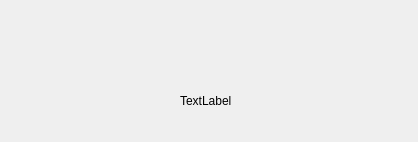
This is src/commandpullwidget.ui in HamedMasafi/GitKlient as Qt 5 draws it before an edit. The edited form follows.
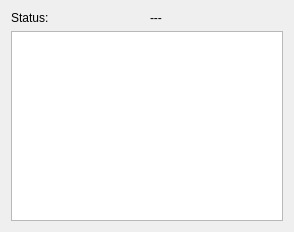
This is the edited form.

```diff
--- a/src/commandpullwidget.ui
+++ b/src/commandpullwidget.ui
@@ -6,26 +6,36 @@
    <rect>
     <x>0</x>
     <y>0</y>
-    <width>418</width>
-    <height>142</height>
+    <width>294</width>
+    <height>232</height>
    </rect>
   </property>
   <property name="windowTitle">
    <string>Form</string>
   </property>
-  <widget class="QLabel" name="labelStatus">
-   <property name="geometry">
-    <rect>
-     <x>180</x>
-     <y>70</y>
-     <width>151</width>
-     <height>61</height>
-    </rect>
-   </property>
-   <property name="text">
-    <string>TextLabel</string>
-   </property>
-  </widget>
+  <layout class="QVBoxLayout" name="verticalLayout">
+   <item>
+    <layout class="QHBoxLayout" name="horizontalLayout">
+     <item>
+      <widget class="QLabel" name="labelStatus_2">
+       <property name="text">
+        <string>Status:</string>
+       </property>
+      </widget>
+     </item>
+     <item>
+      <widget class="QLabel" name="labelStatus">
+       <property name="text">
+        <string>---</string>
+       </property>
+      </widget>
+     </item>
+    </layout>
+   </item>
+   <item>
+    <widget class="QListWidget" name="listWidget"/>
+   </item>
+  </layout>
  </widget>
  <resources/>
  <connections/>
```
